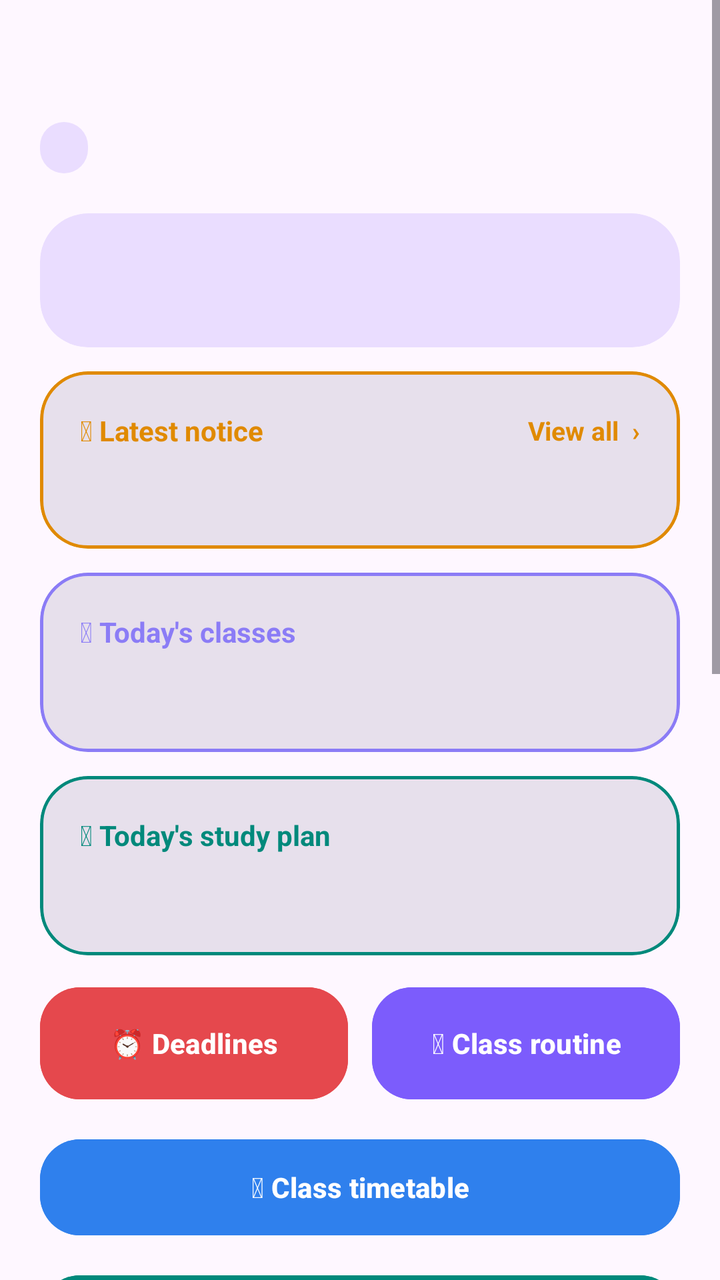
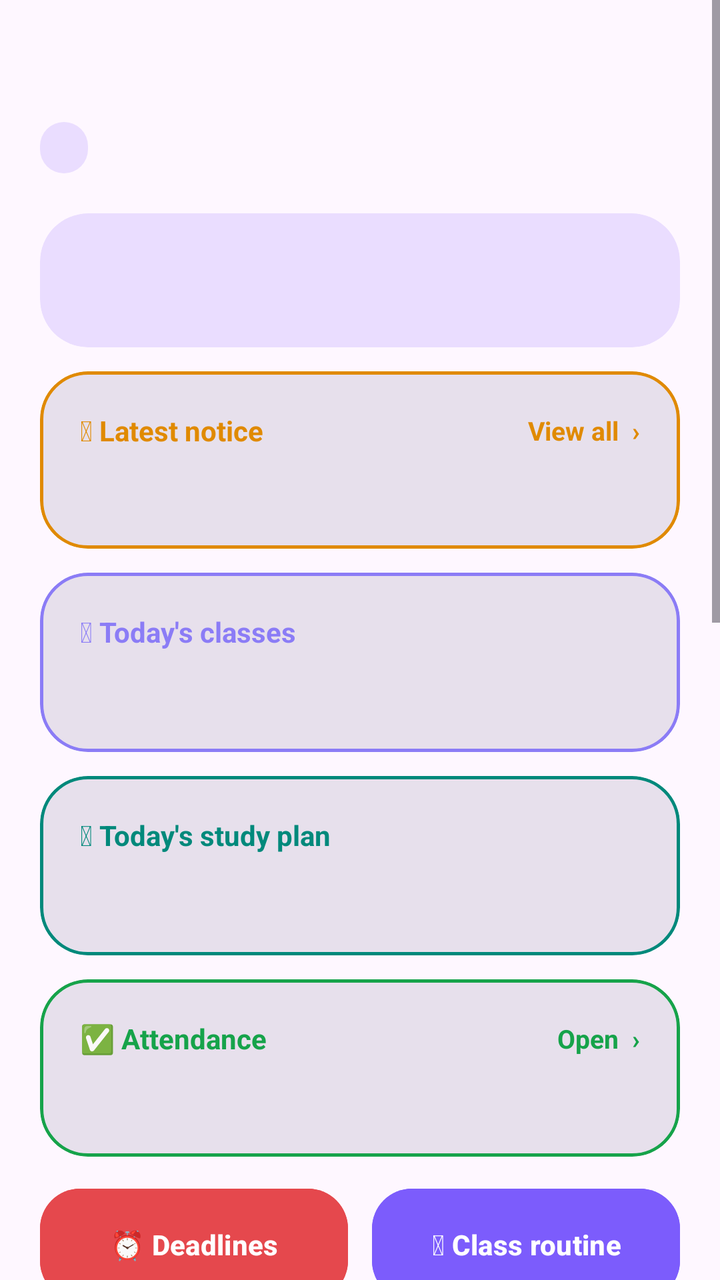

Two renders of the same Android screen: before a commit and after it. Below are the layout's source before the change and the commit's diff.
<!-- AndroidManifest.xml: application theme Theme.CampusCompanion -->
<!-- res/layout/activity_main.xml -->
<?xml version="1.0" encoding="utf-8"?>
<ScrollView xmlns:android="http://schemas.android.com/apk/res/android"
    xmlns:app="http://schemas.android.com/apk/res-auto"
    android:layout_width="match_parent"
    android:layout_height="match_parent"
    android:fillViewport="true">

    <LinearLayout
        android:layout_width="match_parent"
        android:layout_height="wrap_content"
        android:orientation="vertical"
        android:padding="20dp">

        
        <TextView
            android:id="@+id/tvGreeting"
            android:layout_width="match_parent"
            android:layout_height="wrap_content"
            android:textColor="?attr/colorOnSurface"
            android:textSize="26sp"
            android:textStyle="bold" />

        <TextView
            android:id="@+id/tvSection"
            android:layout_width="wrap_content"
            android:layout_height="wrap_content"
            android:layout_marginTop="6dp"
            android:background="@drawable/bg_chip"
            android:paddingHorizontal="12dp"
            android:paddingVertical="4dp"
            android:textColor="?attr/colorOnPrimaryContainer"
            android:textSize="13sp" />

        
        <com.google.android.material.card.MaterialCardView
            android:layout_width="match_parent"
            android:layout_height="wrap_content"
            android:layout_marginTop="20dp"
            app:cardBackgroundColor="?attr/colorPrimaryContainer"
            app:cardCornerRadius="24dp"
            app:cardElevation="0dp"
            app:strokeWidth="0dp">

            <TextView
                android:id="@+id/tvWeather"
                android:layout_width="match_parent"
                android:layout_height="wrap_content"
                android:lineSpacingExtra="4dp"
                android:padding="20dp"
                android:textColor="?attr/colorOnPrimaryContainer"
                android:textSize="20sp" />
        </com.google.android.material.card.MaterialCardView>

        
        <com.google.android.material.card.MaterialCardView
            android:id="@+id/cardNotice"
            android:layout_width="match_parent"
            android:layout_height="wrap_content"
            android:layout_marginTop="12dp"
            android:clickable="true"
            android:focusable="true"
            app:cardBackgroundColor="?attr/colorSurfaceVariant"
            app:cardCornerRadius="24dp"
            app:cardElevation="0dp"
            app:strokeColor="@color/home_notice"
            app:strokeWidth="1.5dp">

            <LinearLayout
                android:layout_width="match_parent"
                android:layout_height="wrap_content"
                android:orientation="vertical"
                android:padding="20dp">

                <LinearLayout
                    android:layout_width="match_parent"
                    android:layout_height="wrap_content"
                    android:gravity="center_vertical"
                    android:orientation="horizontal">

                    <TextView
                        android:layout_width="0dp"
                        android:layout_height="wrap_content"
                        android:layout_weight="1"
                        android:text="&#128226; Latest notice"
                        android:textColor="@color/home_notice"
                        android:textSize="14sp"
                        android:textStyle="bold" />

                    <TextView
                        android:layout_width="wrap_content"
                        android:layout_height="wrap_content"
                        android:text="View all  &#8250;"
                        android:textColor="@color/home_notice"
                        android:textSize="13sp"
                        android:textStyle="bold" />
                </LinearLayout>

                <TextView
                    android:id="@+id/tvNotice"
                    android:layout_width="match_parent"
                    android:layout_height="wrap_content"
                    android:layout_marginTop="8dp"
                    android:lineSpacingExtra="3dp"
                    android:textColor="?attr/colorOnSurface"
                    android:textSize="16sp" />
            </LinearLayout>
        </com.google.android.material.card.MaterialCardView>

        
        <com.google.android.material.card.MaterialCardView
            android:layout_width="match_parent"
            android:layout_height="wrap_content"
            android:layout_marginTop="12dp"
            app:cardBackgroundColor="?attr/colorSurfaceVariant"
            app:cardCornerRadius="24dp"
            app:cardElevation="0dp"
            app:strokeColor="@color/home_classes"
            app:strokeWidth="1.5dp">

            <LinearLayout
                android:layout_width="match_parent"
                android:layout_height="wrap_content"
                android:orientation="vertical"
                android:padding="20dp">

                <TextView
                    android:layout_width="wrap_content"
                    android:layout_height="wrap_content"
                    android:text="&#127979; Today's classes"
                    android:textColor="@color/home_classes"
                    android:textSize="14sp"
                    android:textStyle="bold" />

                <TextView
                    android:id="@+id/tvToday"
                    android:layout_width="match_parent"
                    android:layout_height="wrap_content"
                    android:layout_marginTop="8dp"
                    android:lineSpacingExtra="4dp"
                    android:textColor="?attr/colorOnSurface"
                    android:textSize="17sp" />
            </LinearLayout>
        </com.google.android.material.card.MaterialCardView>

        
        <com.google.android.material.card.MaterialCardView
            android:id="@+id/cardStudy"
            android:layout_width="match_parent"
            android:layout_height="wrap_content"
            android:layout_marginTop="12dp"
            android:clickable="true"
            android:focusable="true"
            app:cardBackgroundColor="?attr/colorSurfaceVariant"
            app:cardCornerRadius="24dp"
            app:cardElevation="0dp"
            app:strokeColor="@color/study_teal"
            app:strokeWidth="1.5dp">

            <LinearLayout
                android:layout_width="match_parent"
                android:layout_height="wrap_content"
                android:orientation="vertical"
                android:padding="20dp">

                <TextView
                    android:layout_width="wrap_content"
                    android:layout_height="wrap_content"
                    android:text="&#128214; Today's study plan"
                    android:textColor="@color/study_teal"
                    android:textSize="14sp"
                    android:textStyle="bold" />

                <TextView
                    android:id="@+id/tvStudyToday"
                    android:layout_width="match_parent"
                    android:layout_height="wrap_content"
                    android:layout_marginTop="8dp"
                    android:lineSpacingExtra="4dp"
                    android:textColor="?attr/colorOnSurface"
                    android:textSize="17sp" />
            </LinearLayout>
        </com.google.android.material.card.MaterialCardView>

        
        <LinearLayout
            android:layout_width="match_parent"
            android:layout_height="wrap_content"
            android:layout_marginTop="12dp"
            android:orientation="horizontal">

            <com.google.android.material.button.MaterialButton
                android:id="@+id/btnDeadlines"
                android:layout_width="0dp"
                android:layout_height="64dp"
                android:layout_marginEnd="6dp"
                android:layout_weight="1"
                android:backgroundTint="@color/home_deadline"
                android:text="&#9200;&#65039; Deadlines"
                android:textColor="@android:color/white"
                android:textStyle="bold"
                app:cornerRadius="20dp" />

            <com.google.android.material.button.MaterialButton
                android:id="@+id/btnRoutine"
                android:layout_width="0dp"
                android:layout_height="64dp"
                android:layout_marginStart="6dp"
                android:layout_weight="1"
                android:backgroundTint="@color/home_routine"
                android:text="&#128218; Class routine"
                android:textColor="@android:color/white"
                android:textStyle="bold"
                app:cornerRadius="20dp" />
        </LinearLayout>

        <com.google.android.material.button.MaterialButton
            android:id="@+id/btnTimetable"
            android:layout_width="match_parent"
            android:layout_height="56dp"
            android:layout_marginTop="12dp"
            android:backgroundTint="@color/home_timetable"
            android:text="&#128338; Class timetable"
            android:textColor="@android:color/white"
            android:textStyle="bold"
            app:cornerRadius="20dp" />

        
        <com.google.android.material.button.MaterialButton
            android:id="@+id/btnStudy"
            android:layout_width="match_parent"
            android:layout_height="56dp"
            android:layout_marginTop="12dp"
            android:backgroundTint="@color/study_teal"
            android:text="&#128214; My study plan"
            android:textColor="@android:color/white"
            android:textStyle="bold"
            app:cornerRadius="20dp" />

        <com.google.android.material.button.MaterialButton
            android:id="@+id/btnStats"
            android:layout_width="match_parent"
            android:layout_height="56dp"
            android:layout_marginTop="12dp"
            android:backgroundTint="@color/home_stats"
            android:text="&#128202; Deadline statistics"
            android:textColor="@android:color/white"
            android:textStyle="bold"
            app:cornerRadius="20dp" />

        <com.google.android.material.button.MaterialButton
            android:id="@+id/btnCalendar"
            android:layout_width="match_parent"
            android:layout_height="56dp"
            android:layout_marginTop="12dp"
            android:backgroundTint="@color/home_calendar"
            android:text="&#128197; Deadline calendar"
            android:textColor="@android:color/white"
            android:textStyle="bold"
            app:cornerRadius="20dp" />

        
        <com.google.android.material.button.MaterialButton
            android:id="@+id/btnPost"
            android:layout_width="match_parent"
            android:layout_height="56dp"
            android:layout_marginTop="12dp"
            android:backgroundTint="@color/home_post"
            android:text="&#128227; Post deadline to section"
            android:textColor="@android:color/white"
            android:textStyle="bold"
            app:cornerRadius="20dp" />

        
        <com.google.android.material.card.MaterialCardView
            android:layout_width="match_parent"
            android:layout_height="wrap_content"
            android:layout_marginTop="16dp"
            app:cardBackgroundColor="?attr/colorSurfaceVariant"
            app:cardCornerRadius="24dp"
            app:cardElevation="0dp"
            app:strokeWidth="0dp">

            <LinearLayout
                android:layout_width="match_parent"
                android:layout_height="wrap_content"
                android:orientation="vertical"
                android:padding="16dp">

                <com.google.android.material.materialswitch.MaterialSwitch
                    android:id="@+id/swTracker"
                    android:layout_width="match_parent"
                    android:layout_height="wrap_content"
                    android:text="&#128276; Next-deadline tracker"
                    android:textColor="?attr/colorOnSurface" />

                <com.google.android.material.materialswitch.MaterialSwitch
                    android:id="@+id/swDark"
                    android:layout_width="match_parent"
                    android:layout_height="wrap_content"
                    android:text="&#127769; Dark mode"
                    android:textColor="?attr/colorOnSurface" />

                <com.google.android.material.button.MaterialButton
                    android:id="@+id/btnExactAlarm"
                    style="@style/Widget.Material3.Button.OutlinedButton"
                    android:layout_width="match_parent"
                    android:layout_height="wrap_content"
                    android:layout_marginTop="8dp"
                    android:text="&#9200;&#65039; Allow exact reminders" />
            </LinearLayout>
        </com.google.android.material.card.MaterialCardView>

        <TextView
            android:id="@+id/tvProviderCount"
            android:layout_width="match_parent"
            android:layout_height="wrap_content"
            android:layout_marginTop="12dp"
            android:textColor="?attr/colorOnSurfaceVariant"
            android:textSize="13sp" />

        
        <com.google.android.material.button.MaterialButton
            android:id="@+id/btnLogout"
            style="@style/Widget.Material3.Button.OutlinedButton"
            android:layout_width="match_parent"
            android:layout_height="56dp"
            android:layout_marginTop="16dp"
            android:text="&#128682; Log out"
            android:textColor="?attr/colorError"
            app:cornerRadius="20dp"
            app:strokeColor="?attr/colorError" />
    </LinearLayout>
</ScrollView>
<!-- resources referenced by this layout -->
<resources>
  <color name="home_calendar">#D6409F</color>
  <color name="home_classes">#8B7CF6</color>
  <color name="home_deadline">#E5484D</color>
  <color name="home_notice">#E08A00</color>
  <color name="home_post">#E8590C</color>
  <color name="home_routine">#7C5CFC</color>
  <color name="home_stats">#5B5BD6</color>
  <color name="home_timetable">#2F80ED</color>
  <color name="study_teal">#00897B</color>
  <!-- drawable bg_chip (drawable) -->
  <?xml version="1.0" encoding="utf-8"?>
  <shape xmlns:android="http://schemas.android.com/apk/res/android"
      android:shape="rectangle">
      <solid android:color="?attr/colorPrimaryContainer" />
      <corners android:radius="50dp" />
  </shape>
  <style name="Theme.CampusCompanion" parent="Base.Theme.CampusCompanion" />
  <style name="Base.Theme.CampusCompanion" parent="Theme.Material3.DayNight.NoActionBar">
          
      </style>
</resources>

<!-- the commit's change to res/layout/activity_main.xml (unified diff, before → after) -->
@@ -6,6 +6,7 @@
     android:fillViewport="true">
 
     <LinearLayout
+        android:id="@+id/homeContainer"
         android:layout_width="match_parent"
         android:layout_height="wrap_content"
         android:orientation="vertical"
@@ -108,6 +109,7 @@
 
         
         <com.google.android.material.card.MaterialCardView
+            android:id="@+id/cardClasses"
             android:layout_width="match_parent"
             android:layout_height="wrap_content"
             android:layout_marginTop="12dp"
@@ -178,6 +180,61 @@
                     android:lineSpacingExtra="4dp"
                     android:textColor="?attr/colorOnSurface"
                     android:textSize="17sp" />
+            </LinearLayout>
+        </com.google.android.material.card.MaterialCardView>
+
+        
+        <com.google.android.material.card.MaterialCardView
+            android:id="@+id/cardAttendance"
+            android:layout_width="match_parent"
+            android:layout_height="wrap_content"
+            android:layout_marginTop="12dp"
+            android:clickable="true"
+            android:focusable="true"
+            app:cardBackgroundColor="?attr/colorSurfaceVariant"
+            app:cardCornerRadius="24dp"
+            app:cardElevation="0dp"
+            app:strokeColor="@color/home_attendance"
+            app:strokeWidth="1.5dp">
+
+            <LinearLayout
+                android:layout_width="match_parent"
+                android:layout_height="wrap_content"
+                android:orientation="vertical"
+                android:padding="20dp">
+
+                <LinearLayout
+                    android:layout_width="match_parent"
+                    android:layout_height="wrap_content"
+                    android:gravity="center_vertical"
+                    android:orientation="horizontal">
+
+                    <TextView
+                        android:layout_width="0dp"
+                        android:layout_height="wrap_content"
+                        android:layout_weight="1"
+                        android:text="&#9989; Attendance"
+                        android:textColor="@color/home_attendance"
+                        android:textSize="14sp"
+                        android:textStyle="bold" />
+
+                    <TextView
+                        android:layout_width="wrap_content"
+                        android:layout_height="wrap_content"
+                        android:text="Open  &#8250;"
+                        android:textColor="@color/home_attendance"
+                        android:textSize="13sp"
+                        android:textStyle="bold" />
+                </LinearLayout>
+
+                <TextView
+                    android:id="@+id/tvAttendanceHome"
+                    android:layout_width="match_parent"
+                    android:layout_height="wrap_content"
+                    android:layout_marginTop="8dp"
+                    android:lineSpacingExtra="4dp"
+                    android:textColor="?attr/colorOnSurface"
+                    android:textSize="16sp" />
             </LinearLayout>
         </com.google.android.material.card.MaterialCardView>
 
<!-- resource entries referenced after the edit -->
@@ -1,5 +1,6 @@
 <!-- resources referenced by this layout -->
 <resources>
+  <color name="home_attendance">#16A34A</color>
   <color name="home_calendar">#D6409F</color>
   <color name="home_classes">#8B7CF6</color>
   <color name="home_deadline">#E5484D</color>
